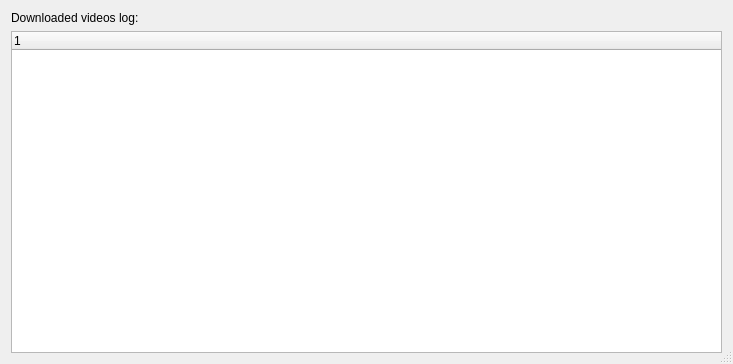
The window that ui/downloadlog.ui (ckorn/xvst) describes before a commit, drawn with Qt 5.
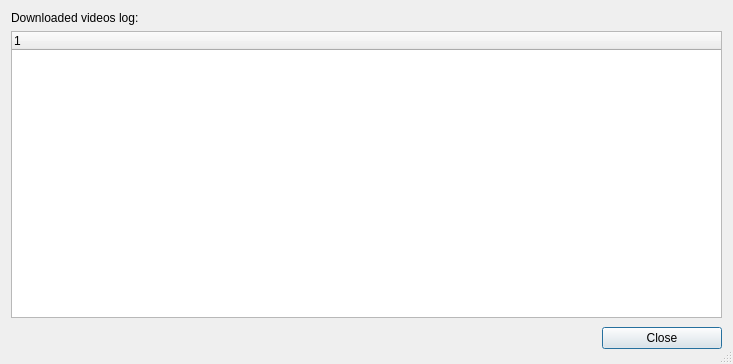
The same window after the commit. Icons and pictures are not drawn.

Patch:
```diff
--- a/ui/downloadlog.ui
+++ b/ui/downloadlog.ui
@@ -18,17 +18,15 @@
   <property name="sizeGripEnabled" >
    <bool>true</bool>
   </property>
-  <layout class="QGridLayout" >
+  <layout class="QGridLayout" name="gridLayout" >
    <item row="0" column="0" >
-    <layout class="QVBoxLayout" >
-     <item>
       <widget class="QLabel" name="lblTitle" >
        <property name="text" >
         <string>Downloaded videos log:</string>
        </property>
       </widget>
      </item>
-     <item>
+   <item row="1" column="0" >
       <widget class="QTreeWidget" name="lsvLog" >
        <property name="palette" >
         <palette>
@@ -98,6 +96,37 @@
        </column>
       </widget>
      </item>
+   <item row="2" column="0" >
+    <layout class="QHBoxLayout" name="horizontalLayout" >
+     <item>
+      <spacer name="horizontalSpacer" >
+       <property name="orientation" >
+        <enum>Qt::Horizontal</enum>
+       </property>
+       <property name="sizeHint" stdset="0" >
+        <size>
+         <width>578</width>
+         <height>29</height>
+        </size>
+       </property>
+      </spacer>
+     </item>
+     <item>
+      <widget class="QPushButton" name="pushButton" >
+       <property name="minimumSize" >
+        <size>
+         <width>120</width>
+         <height>0</height>
+        </size>
+       </property>
+       <property name="text" >
+        <string>Close</string>
+       </property>
+       <property name="default" >
+        <bool>true</bool>
+       </property>
+      </widget>
+     </item>
     </layout>
    </item>
   </layout>
```
Left out of the diff: 22 changed lines with no effect on the pictures. Lines whose indentation alone changed are shown as unchanged.
